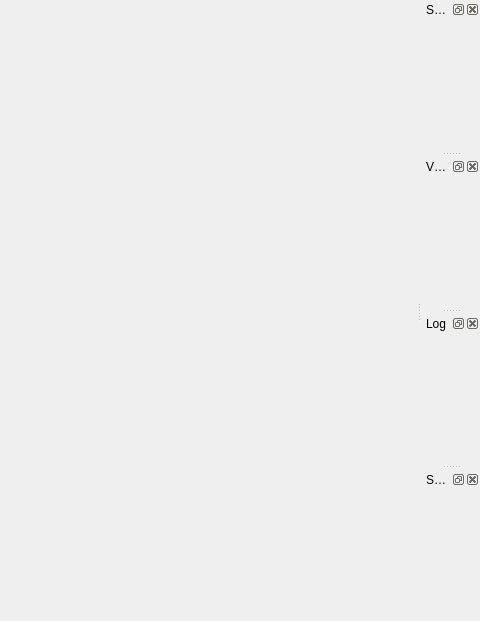
Old version of the form ryven-editor/ryven/gui/uic/flow_window.ui in the repository leon-thomm/Ryven; both pictures show x 565 to 1045 and y 0 to 621 of the 1045 by 621 pixel window.
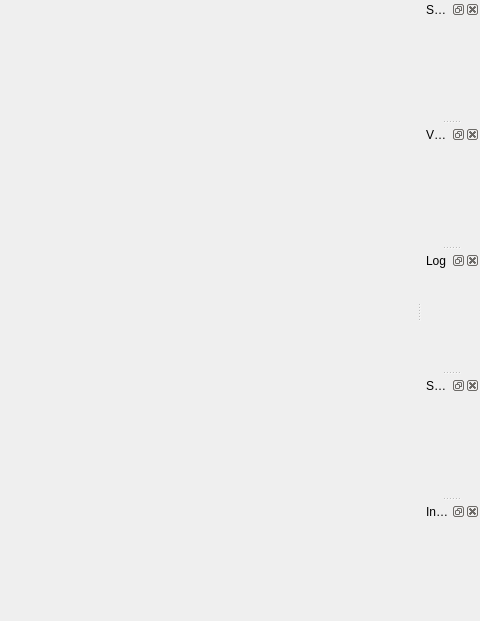
New version of the form.

```diff
--- a/ryven-editor/ryven/gui/uic/flow_window.ui
+++ b/ryven-editor/ryven/gui/uic/flow_window.ui
@@ -89,6 +89,21 @@
    </attribute>
    <widget class="QWidget" name="sourceWidgetContents"/>
   </widget>
+  <widget class="QDockWidget" name="inspector_dock">
+   <property name="floating">
+    <bool>false</bool>
+   </property>
+   <property name="features">
+    <set>QDockWidget::DockWidgetClosable|QDockWidget::DockWidgetFloatable|QDockWidget::DockWidgetMovable</set>
+   </property>
+   <property name="windowTitle">
+    <string>Inspector</string>
+   </property>
+   <attribute name="dockWidgetArea">
+    <number>2</number>
+   </attribute>
+   <widget class="QWidget" name="inspectorWidgetContents"/>
+  </widget>
   <action name="actionxc">
    <property name="text">
     <string>xc</string>
```
